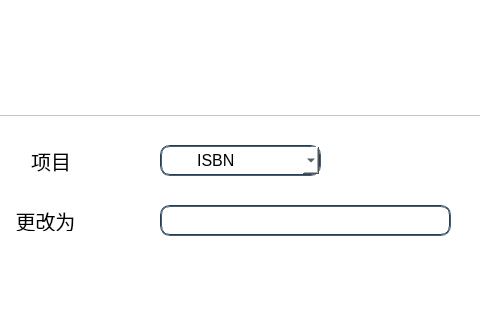
This is abc/mainwindow_manage.ui in BookMangeTeam/bookmanage as Qt 5 draws it before an edit; both pictures show x 220 to 700 and y 245 to 565 of the 1093 by 651 pixel window. The edited form follows.
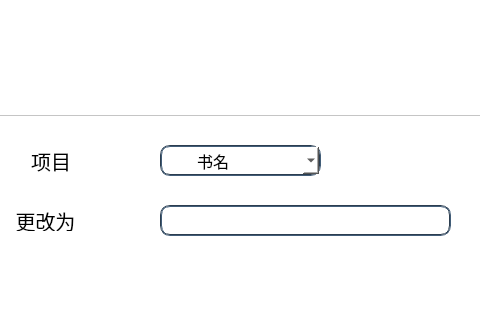
This is the edited form. The open tabs and pages were chosen to show the change.

The edit to the form file:
```diff
--- a/abc/mainwindow_manage.ui
+++ b/abc/mainwindow_manage.ui
@@ -773,11 +773,6 @@
       <property name="styleSheet">
        <string notr="true">border:2px groove rgb(44, 62, 80);border-radius:10px;padding:2px 4px;</string>
       </property>
-      <item>
-       <property name="text">
-        <string>       ISBN</string>
-       </property>
-      </item>
       <item>
        <property name="text">
         <string>       书名</string>
```
Left out of the diff: 2 changed lines with no effect on the pictures.
